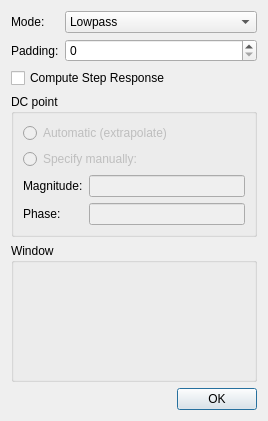
jankae/LibreVNA, file Software/PC_Application/LibreVNA-GUI/Traces/Math/tdrdialog.ui: the form before one commit.
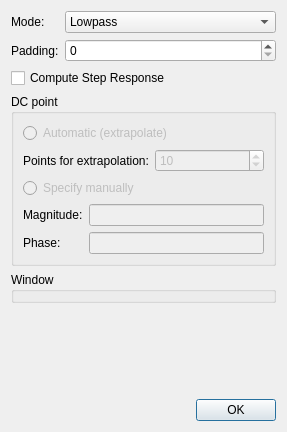
The form after the commit. Custom widgets are drawn as their Qt base class.

Commit message: user-selectable number of points for DC extrapolation in TDR

The edit to the form file:
```diff
--- a/Software/PC_Application/LibreVNA-GUI/Traces/Math/tdrdialog.ui
+++ b/Software/PC_Application/LibreVNA-GUI/Traces/Math/tdrdialog.ui
@@ -9,8 +9,8 @@
    <rect>
     <x>0</x>
     <y>0</y>
-    <width>268</width>
-    <height>421</height>
+    <width>287</width>
+    <height>432</height>
    </rect>
   </property>
   <property name="windowTitle">
@@ -19,7 +19,7 @@
   <property name="modal">
    <bool>true</bool>
   </property>
-  <layout class="QVBoxLayout" name="verticalLayout" stretch="0,0,0,1,0">
+  <layout class="QVBoxLayout" name="verticalLayout" stretch="0,0,0,0,1,0">
    <item>
     <layout class="QFormLayout" name="formLayout">
      <item row="0" column="0">
@@ -88,13 +88,43 @@
         </attribute>
        </widget>
       </item>
+      <item>
+       <layout class="QFormLayout" name="extrapolationLayout">
+        <item row="0" column="0">
+         <widget class="QLabel" name="label_5">
+          <property name="text">
+           <string>Points for extrapolation:</string>
+          </property>
+         </widget>
+        </item>
+        <item row="0" column="1">
+         <widget class="QSpinBox" name="extrapolationPoints">
+          <property name="enabled">
+           <bool>false</bool>
+          </property>
+          <property name="toolTip">
+           <string>Number of lowest frequency points used for the linear extrapolation of magnitude and phase to DC</string>
+          </property>
+          <property name="minimum">
+           <number>2</number>
+          </property>
+          <property name="maximum">
+           <number>10000</number>
+          </property>
+          <property name="value">
+           <number>10</number>
+          </property>
+         </widget>
+        </item>
+       </layout>
+      </item>
       <item>
        <widget class="QRadioButton" name="DCmanual">
         <property name="enabled">
          <bool>false</bool>
         </property>
         <property name="text">
-         <string>Specify manually:</string>
+         <string>Specify manually</string>
         </property>
         <attribute name="buttonGroup">
          <string notr="true">buttonGroup</string>
@@ -143,6 +173,19 @@
      </property>
     </widget>
    </item>
+   <item>
+    <spacer name="verticalSpacer">
+     <property name="orientation">
+      <enum>Qt::Orientation::Vertical</enum>
+     </property>
+     <property name="sizeHint" stdset="0">
+      <size>
+       <width>20</width>
+       <height>40</height>
+      </size>
+     </property>
+    </spacer>
+   </item>
    <item>
     <widget class="QDialogButtonBox" name="buttonBox">
      <property name="standardButtons">
```
The commit also changes 2 other files.
